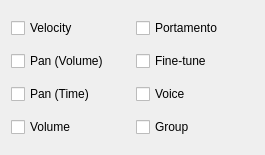
Qt form src/editor/CopyOptionsDialog.ui (yuxshao/ptcollab) before a commit.
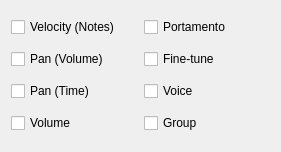
The same form after that commit.

Commit message: velocity not copied visual indicator

Patch:
```diff
--- a/src/editor/CopyOptionsDialog.ui
+++ b/src/editor/CopyOptionsDialog.ui
@@ -6,8 +6,8 @@
    <rect>
     <x>0</x>
     <y>0</y>
-    <width>265</width>
-    <height>155</height>
+    <width>281</width>
+    <height>152</height>
    </rect>
   </property>
   <property name="windowTitle">
@@ -24,7 +24,7 @@
    <item row="0" column="0">
     <widget class="QCheckBox" name="checkVelocity">
      <property name="text">
-      <string>Velocity</string>
+      <string>Velocity (Notes)</string>
      </property>
     </widget>
    </item>
```
The commit also changes 2 other files.
